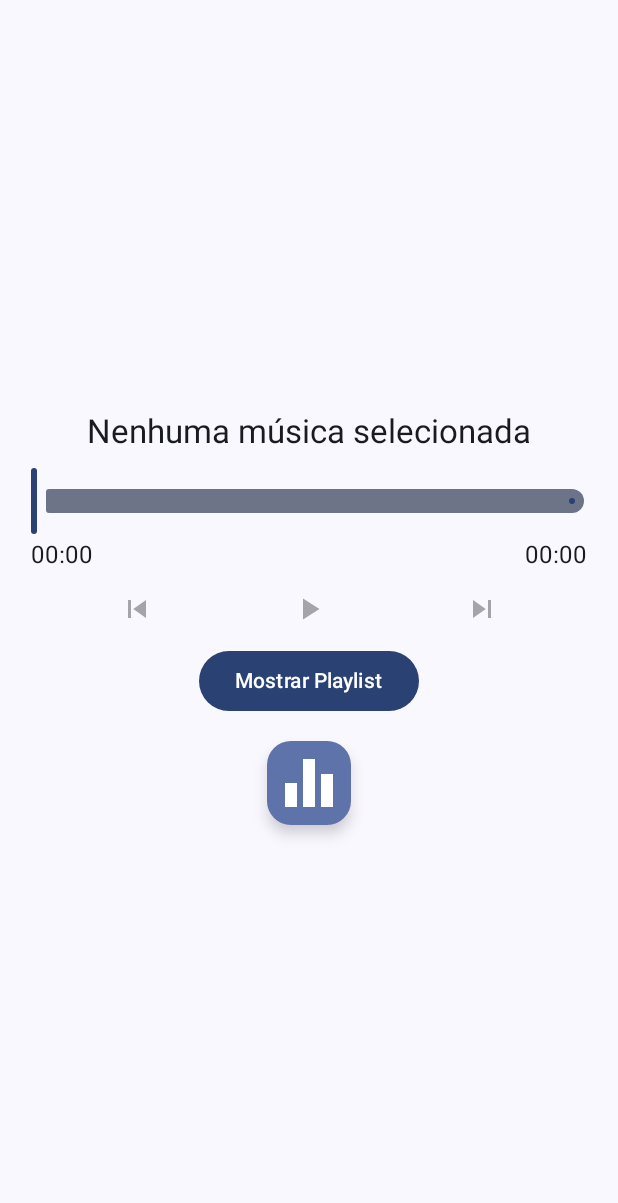
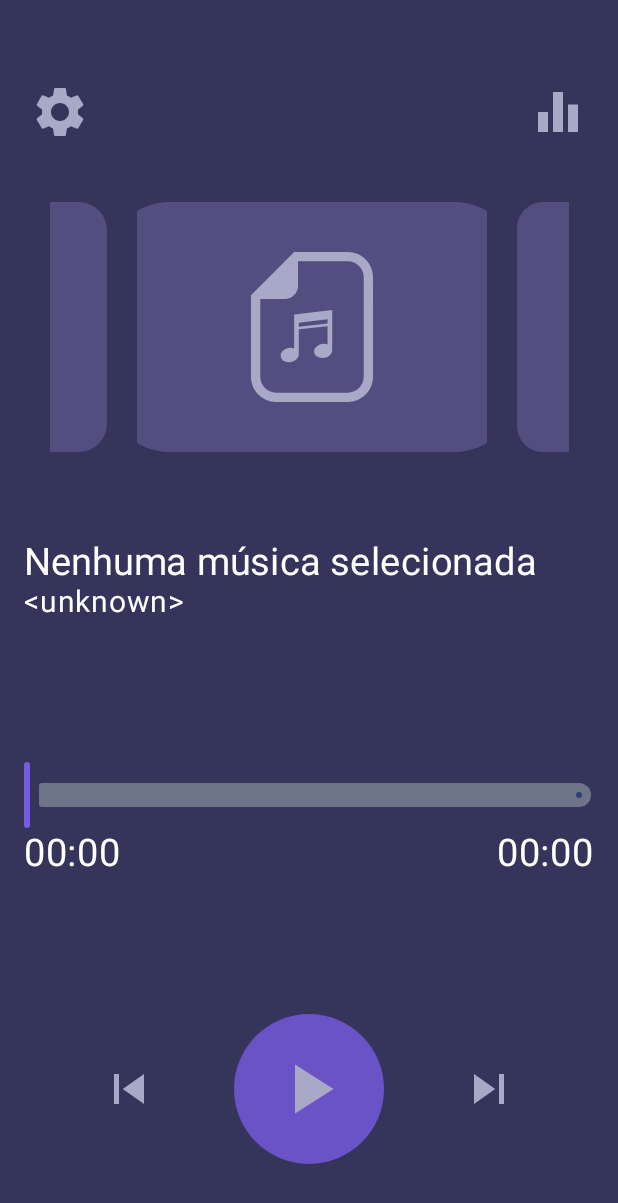
Before and after one commit to francismariano/AudioPlayerWithEqualizer, an Android app built with Jetpack Compose: the screen it shows after launch (MainActivity), on a phone screen of 412 x 824 dp. Shown: the top 1203 px of the screen. Run offline under Robolectric (Android 15) with nearby library versions, the phone set to English and light mode, and no system bars; 2 statements that could not run were skipped.

Commit message:
Implementando nova UI da MusicPlayerView

```diff
--- a/app/src/main/java/me/francis/audioplayerwithequalizer/views/MusicPlayerView.kt
+++ b/app/src/main/java/me/francis/audioplayerwithequalizer/views/MusicPlayerView.kt
@@ -1,18 +1,31 @@
 package me.francis.audioplayerwithequalizer.views
 
 import android.net.Uri
+import androidx.compose.foundation.background
 import androidx.compose.foundation.clickable
 import androidx.compose.foundation.layout.Arrangement
+import androidx.compose.foundation.layout.Box
 import androidx.compose.foundation.layout.Column
+import androidx.compose.foundation.layout.PaddingValues
 import androidx.compose.foundation.layout.Row
+import androidx.compose.foundation.layout.Spacer
+import androidx.compose.foundation.layout.fillMaxHeight
+import androidx.compose.foundation.layout.fillMaxSize
 import androidx.compose.foundation.layout.fillMaxWidth
+import androidx.compose.foundation.layout.height
 import androidx.compose.foundation.layout.padding
 import androidx.compose.foundation.layout.size
 import androidx.compose.foundation.lazy.LazyColumn
+import androidx.compose.foundation.lazy.LazyRow
 import androidx.compose.foundation.lazy.items
+import androidx.compose.foundation.lazy.itemsIndexed
+import androidx.compose.foundation.lazy.rememberLazyListState
+import androidx.compose.foundation.shape.CircleShape
+import androidx.compose.foundation.shape.RoundedCornerShape
 import androidx.compose.material.icons.Icons
 import androidx.compose.material.icons.filled.Pause
 import androidx.compose.material.icons.filled.PlayArrow
+import androidx.compose.material.icons.filled.Settings
 import androidx.compose.material.icons.filled.SkipNext
 import androidx.compose.material.icons.filled.SkipPrevious
 import androidx.compose.material3.AlertDialog
@@ -24,19 +37,24 @@ import androidx.compose.material3.IconButton
 import androidx.compose.material3.ListItem
 import androidx.compose.material3.MaterialTheme
 import androidx.compose.material3.Slider
+import androidx.compose.material3.SliderDefaults
 import androidx.compose.material3.Text
 import androidx.compose.material3.TextButton
 import androidx.compose.runtime.Composable
 import androidx.compose.runtime.LaunchedEffect
 import androidx.compose.runtime.collectAsState
 import androidx.compose.runtime.getValue
+import androidx.compose.runtime.mutableIntStateOf
 import androidx.compose.runtime.mutableStateOf
 import androidx.compose.runtime.remember
 import androidx.compose.runtime.setValue
 import androidx.compose.ui.Alignment
 import androidx.compose.ui.Modifier
+import androidx.compose.ui.draw.clip
+import androidx.compose.ui.graphics.Color
 import androidx.compose.ui.res.painterResource
 import androidx.compose.ui.unit.dp
+import androidx.compose.ui.unit.sp
 import androidx.core.net.toUri
 import androidx.navigation.NavController
 import me.francis.audioplayerwithequalizer.R
@@ -60,37 +78,142 @@ fun MusicPlayerView(
     }
 
     Column(
-        verticalArrangement = Arrangement.Center,
-        horizontalAlignment = Alignment.CenterHorizontally,
+        modifier = Modifier
+            .fillMaxSize()
+            .background(Color(0xff35345b))
+            .padding(16.dp)
     ) {
+        Box(modifier = Modifier.height(20.dp)) {}
+
+        // Top App Bar
+        Row(
+            modifier = Modifier
+                .fillMaxWidth()
+                .fillMaxHeight(0.1f),
+            horizontalArrangement = Arrangement.SpaceBetween,
+            verticalAlignment = Alignment.CenterVertically
+        ) {
+            IconButton(
+                onClick = {  }, // nova pasta de musica
+                enabled = true
+            ) {
+                Icon(
+                    modifier = Modifier.size(50.dp),
+                    imageVector = Icons.Default.Settings,
+                    contentDescription = "Configurações",
+                    tint = Color(0xffa8a8c7)
+                )
+            }
+
+            IconButton(
+                onClick = { navController.navigate("equalizer") },
+                enabled = true
+            ) {
+                Icon(
+                    modifier = Modifier.size(50.dp),
+                    painter = painterResource(R.drawable.equalizer),
+                    contentDescription = "Equalizador",
+                    tint = Color(0xffa8a8c7)
+                )
+            }
+        }
+
+        // Music carousel
+        Row(
+            modifier = Modifier.fillMaxWidth().fillMaxHeight(0.3f),
+            horizontalArrangement = Arrangement.Center,
+            verticalAlignment = Alignment.CenterVertically
+        ) {
+            Box(
+                modifier = Modifier
+                    .fillMaxWidth(0.1f)
+                    .fillMaxHeight(0.8f)
+                    .clip(RoundedCornerShape(topStart = 0.dp, bottomStart = 0.dp, topEnd = 25.dp, bottomEnd = 25.dp))
+                    .background(Color(0xFF534e80))
+                    .clickable { },
+                contentAlignment = Alignment.Center
+            ) {}
+
+            Box(
+                modifier = Modifier
+                    .fillMaxWidth(0.8f)
+                    .fillMaxHeight(0.8f)
+                    .clip(RoundedCornerShape(25))
+                    .padding(horizontal = 20.dp)
+                    .background(Color(0xff534e80))
+                    .clickable { },
+                contentAlignment = Alignment.Center
+            ) {
+                Icon(
+                    modifier = Modifier.size(100.dp),
+                    painter = painterResource(R.drawable.music_file),
+                    contentDescription = "Configurações",
+                    tint = Color(0xffa8a8c7)
+                )
+            }
+
+            Box(
+                modifier = Modifier
+                    .fillMaxWidth(0.5f)
+                    .fillMaxHeight(0.8f)
+                    .clip(RoundedCornerShape(topStart = 25.dp, bottomStart = 25.dp, topEnd = 0.dp, bottomEnd = 0.dp))
+                    .background(Color(0xff534e80))
+                    .clickable { },
+                contentAlignment = Alignment.Center
+            ) {}
+        }
+
+        Spacer(modifier = Modifier.weight(1f))
+
+        Column (Modifier.fillMaxHeight(0.3f)) {
             Text(
                 text = playbackState.currentTrack?.let { uri ->
-                getFileNameFromUri(uri)
+                    getFileNameFromUri(uri).replace(".mp3", "")
                 } ?: "Nenhuma música selecionada",
-            style = MaterialTheme.typography.titleLarge,
-            modifier = Modifier.padding(bottom = 8.dp)
+                color = Color.White,
+                fontSize = 25.sp,
             )
+            Text(
+                text = "<unknown>",
+                color = Color.White,
+                fontSize = 20.sp,
+            )
+        }
 
+        Column (Modifier.fillMaxHeight(0.5f)) {
             // Barra de progresso
             Slider(
+                modifier = Modifier.fillMaxWidth(1f),
                 value = playbackState.currentPosition.toFloat(),
                 onValueChange = { musicPlayerViewModel.seekTo(it.toInt()) },
                 valueRange = 0f..playbackState.duration.toFloat(),
-            modifier = Modifier.fillMaxWidth(.9f)
+                colors = SliderDefaults.colors(Color(0xff775ddd)),
             )
 
             // Tempo decorrido/total
             Row(
-            modifier = Modifier.fillMaxWidth(.9f),
+                modifier = Modifier.fillMaxWidth(1f),
                 horizontalArrangement = Arrangement.SpaceBetween
             ) {
-            Text(formatTime(playbackState.currentPosition))
-            Text(formatTime(playbackState.duration))
+                Text(
+                    text = formatTime(playbackState.currentPosition),
+                    color = Color.White,
+                    fontSize = 25.sp,
+                )
+
+                Text(
+                    text = formatTime(playbackState.duration),
+                    color = Color.White,
+                    fontSize = 25.sp,
+                )
+            }
         }
 
-        // Controles do player
+        // Media controls
         Row(
-            modifier = Modifier.fillMaxWidth(),
+            modifier = Modifier
+                .fillMaxWidth()
+                .padding(bottom = 32.dp),
             horizontalArrangement = Arrangement.SpaceEvenly,
             verticalAlignment = Alignment.CenterVertically
         ) {
@@ -98,18 +221,27 @@ fun MusicPlayerView(
                 onClick = { musicPlayerViewModel.skipPrevious() },
                 enabled = playbackState.playlistSize > 0
             ) {
-                Icon(Icons.Default.SkipPrevious, "Música anterior")
+                Icon(
+                    imageVector = Icons.Default.SkipPrevious,
+                    contentDescription = "Anterior",
+                    tint = Color(0xffa8a8c7),
+                    modifier = Modifier.size(40.dp)
+                )
             }
 
-            IconButton(
-                onClick = {
-                    if (playbackState.isPlaying) musicPlayerViewModel.pause() else musicPlayerViewModel.play()
-                },
-                enabled = playbackState.isReady
+            Box(
+                modifier = Modifier
+                    .size(100.dp)
+                    .clip(CircleShape)
+                    .background(Color(0xff6a52c7))
+                    .clickable { if (playbackState.isPlaying) musicPlayerViewModel.pause() else musicPlayerViewModel.play() },
+                contentAlignment = Alignment.Center
             ) {
                 Icon(
-                    if (playbackState.isPlaying) Icons.Default.Pause else Icons.Default.PlayArrow,
-                    if (playbackState.isPlaying) "Pausar" else "Tocar"
+                    imageVector = if (playbackState.isPlaying) Icons.Default.Pause else Icons.Default.PlayArrow,
+                    contentDescription = "Play/Pause",
+                    tint = Color(0xffa8a8c7),
+                    modifier = Modifier.size(56.dp)
                 )
             }
 
@@ -117,37 +249,14 @@ fun MusicPlayerView(
                 onClick = { musicPlayerViewModel.skipNext() },
                 enabled = playbackState.playlistSize > 0
             ) {
-                Icon(Icons.Default.SkipNext, "Próxima música")
-            }
-        }
-
-        // Botão para mostrar playlist
-        Button(
-            onClick = { showPlaylistDialog = true },
-            modifier = Modifier.align(Alignment.CenterHorizontally)
-        ) {
-            Text("Mostrar Playlist")
-        }
-
-        FloatingActionButton(
-            onClick = { navController.navigate("equalizer") },
-            modifier = Modifier.padding(top = 16.dp)
-        ) {
                 Icon(
-                painter = painterResource(R.drawable.equalizer),
-                contentDescription = "Equalizador",
-                modifier = Modifier.size(48.dp)
+                    imageVector = Icons.Default.SkipNext,
+                    contentDescription = "Próxima",
+                    tint = Color(0xffa8a8c7),
+                    modifier = Modifier.size(40.dp)
                 )
             }
         }
-
-    // Diálogo da playlist
-    if (showPlaylistDialog) {
-        PlaylistDialog(
-            onDismiss = { showPlaylistDialog = false },
-            skipTo = musicPlayerViewModel::skipTo,
-            musicList = musicList,
-        )
     }
 }
 
@@ -157,7 +266,6 @@ private fun PlaylistDialog(
     skipTo: (Int) -> Unit,
     musicList: List<Music> = emptyList(),
 ) {
-
     AlertDialog(
         onDismissRequest = onDismiss,
         title = { Text("Playlist") },
--- /dev/null
+++ b/app/src/main/res/drawable/music_file.xml
@@ -0,0 +1,12 @@
+<vector xmlns:android="http://schemas.android.com/apk/res/android" xmlns:aapt="http://schemas.android.com/aapt"
+    android:viewportWidth="512"
+    android:viewportHeight="512"
+    android:width="800dp"
+    android:height="800dp">
+    <path
+        android:pathData="M378.409 0H208.294h-13.175l-9.315 9.314L57.016 138.102l-9.314 9.314v13.176v265.513c0 47.361 38.528 85.896 85.896 85.896h244.811c47.36 0 85.888 -38.535 85.888 -85.896V85.895C464.298 38.528 425.77 0 378.409 0zM432.494 426.104c0 29.877 -24.215 54.092 -54.084 54.092H133.598c-29.877 0 -54.092 -24.215 -54.092 -54.092V160.591h83.717c24.885 0 45.07 -20.179 45.07 -45.07V31.804h170.116c29.87 0 54.084 24.214 54.084 54.091V426.104z"
+        android:fillColor="#FFFFFF" />
+    <path
+        android:pathData="M195.021 242.807v86.482c-5.768 -2.129 -12.59 -2.765 -19.617 -1.396c-16.883 3.247 -28.512 16.569 -25.966 29.738c2.538 13.176 18.279 21.219 35.156 17.965c14.977 -2.891 25.803 -13.706 26.263 -25.339h0.098v-86.266l98.115 -10.76v61.786c-5.775 -2.123 -12.589 -2.744 -19.614 -1.389c-16.886 3.24 -28.508 16.575 -25.974 29.744c2.534 13.169 18.272 21.206 35.156 17.959c14.98 -2.884 25.809 -13.714 26.263 -25.332h0.091v-107.45V198.1l-129.97 15.012V242.807zM210.954 241.759l98.115 -12.162v14.502l-98.115 10.766V241.759z"
+        android:fillColor="#FFFFFF" />
+</vector>
```
Lines whose indentation alone changed are shown as unchanged.
